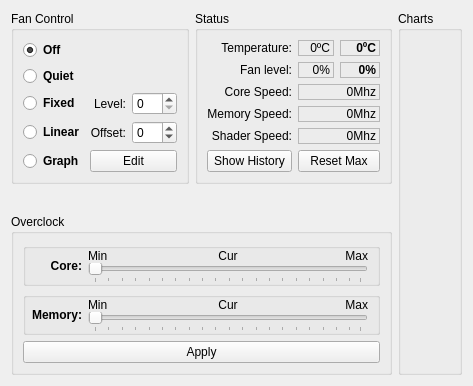
The window that qutefan/qutefan/gputab.ui (loathingKernel/Qutefan) describes before a commit, drawn with Qt 5.
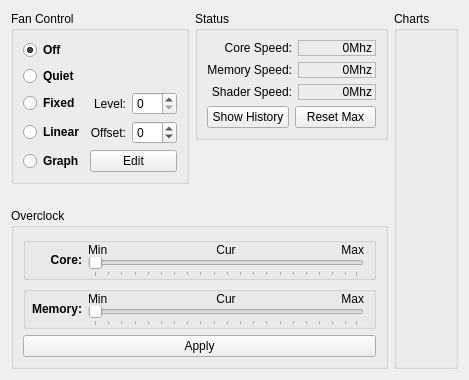
The same window after the commit.

Patch:
```diff
--- a/qutefan/qutefan/gputab.ui
+++ b/qutefan/qutefan/gputab.ui
@@ -25,130 +25,11 @@
      <property name="title">
       <string>Status</string>
      </property>
-     <layout class="QGridLayout" name="gridLayoutStatus">
-      <item row="5" column="1" colspan="2">
-       <widget class="QLabel" name="labelStatusShaderCur">
-        <property name="minimumSize">
-         <size>
-          <width>36</width>
-          <height>0</height>
-         </size>
-        </property>
-        <property name="frameShape">
-         <enum>QFrame::StyledPanel</enum>
-        </property>
-        <property name="frameShadow">
-         <enum>QFrame::Sunken</enum>
-        </property>
-        <property name="text">
-         <string>0Mhz</string>
-        </property>
-        <property name="alignment">
-         <set>Qt::AlignRight|Qt::AlignTrailing|Qt::AlignVCenter</set>
-        </property>
-       </widget>
-      </item>
-      <item row="0" column="2">
-       <widget class="QLabel" name="labelStatusTempMax">
-        <property name="minimumSize">
-         <size>
-          <width>40</width>
-          <height>0</height>
-         </size>
-        </property>
-        <property name="font">
-         <font>
-          <weight>75</weight>
-          <bold>true</bold>
-         </font>
-        </property>
-        <property name="frameShape">
-         <enum>QFrame::StyledPanel</enum>
-        </property>
-        <property name="frameShadow">
-         <enum>QFrame::Sunken</enum>
-        </property>
-        <property name="text">
-         <string>0ºC</string>
-        </property>
-        <property name="alignment">
-         <set>Qt::AlignRight|Qt::AlignTrailing|Qt::AlignVCenter</set>
-        </property>
-       </widget>
-      </item>
-      <item row="4" column="1" colspan="2">
-       <widget class="QLabel" name="labelStatusMemCur">
-        <property name="minimumSize">
-         <size>
-          <width>36</width>
-          <height>0</height>
-         </size>
-        </property>
-        <property name="frameShape">
-         <enum>QFrame::StyledPanel</enum>
-        </property>
-        <property name="frameShadow">
-         <enum>QFrame::Sunken</enum>
-        </property>
-        <property name="text">
-         <string>0Mhz</string>
-        </property>
-        <property name="alignment">
-         <set>Qt::AlignRight|Qt::AlignTrailing|Qt::AlignVCenter</set>
-        </property>
-       </widget>
-      </item>
-      <item row="3" column="1" colspan="2">
-       <widget class="QLabel" name="labelStatusCoreCur">
-        <property name="minimumSize">
-         <size>
-          <width>36</width>
-          <height>0</height>
-         </size>
-        </property>
-        <property name="frameShape">
-         <enum>QFrame::StyledPanel</enum>
-        </property>
-        <property name="frameShadow">
-         <enum>QFrame::Sunken</enum>
-        </property>
-        <property name="text">
-         <string>0Mhz</string>
-        </property>
-        <property name="alignment">
-         <set>Qt::AlignRight|Qt::AlignTrailing|Qt::AlignVCenter</set>
-        </property>
-       </widget>
-      </item>
-      <item row="1" column="2">
-       <widget class="QLabel" name="labelStatusFanMax">
-        <property name="minimumSize">
-         <size>
-          <width>40</width>
-          <height>0</height>
-         </size>
-        </property>
-        <property name="font">
-         <font>
-          <weight>75</weight>
-          <bold>true</bold>
-         </font>
-        </property>
-        <property name="frameShape">
-         <enum>QFrame::StyledPanel</enum>
-        </property>
-        <property name="frameShadow">
-         <enum>QFrame::Sunken</enum>
-        </property>
-        <property name="text">
-         <string>0%</string>
-        </property>
-        <property name="alignment">
-         <set>Qt::AlignRight|Qt::AlignTrailing|Qt::AlignVCenter</set>
-        </property>
-       </widget>
-      </item>
-      <item row="3" column="0">
+     <layout class="QFormLayout" name="formLayoutStatus">
+      <property name="labelAlignment">
+       <set>Qt::AlignRight|Qt::AlignTrailing|Qt::AlignVCenter</set>
+      </property>
+      <item row="0" column="0">
        <widget class="QLabel" name="labelStatusCore">
         <property name="minimumSize">
          <size>
@@ -165,12 +46,12 @@
        </widget>
       </item>
       <item row="0" column="1">
-       <widget class="QLabel" name="labelStatusTempCur">
-        <property name="minimumSize">
-         <size>
-          <width>36</width>
-          <height>0</height>
-         </size>
+       <widget class="QLabel" name="labelStatusCoreCur">
+        <property name="sizePolicy">
+         <sizepolicy hsizetype="Expanding" vsizetype="Preferred">
+          <horstretch>0</horstretch>
+          <verstretch>0</verstretch>
+         </sizepolicy>
         </property>
         <property name="frameShape">
          <enum>QFrame::StyledPanel</enum>
@@ -179,68 +60,14 @@
          <enum>QFrame::Sunken</enum>
         </property>
         <property name="text">
-         <string>0ºC</string>
+         <string>0Mhz</string>
         </property>
         <property name="alignment">
          <set>Qt::AlignRight|Qt::AlignTrailing|Qt::AlignVCenter</set>
         </property>
        </widget>
       </item>
-      <item row="5" column="0">
-       <widget class="QLabel" name="labelStatusShader">
-        <property name="minimumSize">
-         <size>
-          <width>78</width>
-          <height>0</height>
-         </size>
-        </property>
-        <property name="text">
-         <string>Shader Speed:</string>
-        </property>
-        <property name="alignment">
-         <set>Qt::AlignRight|Qt::AlignTrailing|Qt::AlignVCenter</set>
-        </property>
-       </widget>
-      </item>
-      <item row="0" column="0">
-       <widget class="QLabel" name="labelStatusTemp">
-        <property name="minimumSize">
-         <size>
-          <width>78</width>
-          <height>0</height>
-         </size>
-        </property>
-        <property name="text">
-         <string>Temperature:</string>
-        </property>
-        <property name="alignment">
-         <set>Qt::AlignRight|Qt::AlignTrailing|Qt::AlignVCenter</set>
-        </property>
-       </widget>
-      </item>
-      <item row="1" column="1">
-       <widget class="QLabel" name="labelStatusFanCur">
-        <property name="minimumSize">
-         <size>
-          <width>36</width>
-          <height>0</height>
-         </size>
-        </property>
-        <property name="frameShape">
-         <enum>QFrame::StyledPanel</enum>
-        </property>
-        <property name="frameShadow">
-         <enum>QFrame::Sunken</enum>
-        </property>
-        <property name="text">
-         <string>0%</string>
-        </property>
-        <property name="alignment">
-         <set>Qt::AlignRight|Qt::AlignTrailing|Qt::AlignVCenter</set>
-        </property>
-       </widget>
-      </item>
-      <item row="4" column="0">
+      <item row="1" column="0">
        <widget class="QLabel" name="labelStatusMem">
         <property name="minimumSize">
          <size>
@@ -256,8 +83,30 @@
         </property>
        </widget>
       </item>
-      <item row="1" column="0">
-       <widget class="QLabel" name="labelStatusFan">
+      <item row="1" column="1">
+       <widget class="QLabel" name="labelStatusMemCur">
+        <property name="sizePolicy">
+         <sizepolicy hsizetype="Expanding" vsizetype="Preferred">
+          <horstretch>0</horstretch>
+          <verstretch>0</verstretch>
+         </sizepolicy>
+        </property>
+        <property name="frameShape">
+         <enum>QFrame::StyledPanel</enum>
+        </property>
+        <property name="frameShadow">
+         <enum>QFrame::Sunken</enum>
+        </property>
+        <property name="text">
+         <string>0Mhz</string>
+        </property>
+        <property name="alignment">
+         <set>Qt::AlignRight|Qt::AlignTrailing|Qt::AlignVCenter</set>
+        </property>
+       </widget>
+      </item>
+      <item row="2" column="0">
+       <widget class="QLabel" name="labelStatusShader">
         <property name="minimumSize">
          <size>
           <width>78</width>
@@ -265,27 +114,53 @@
          </size>
         </property>
         <property name="text">
-         <string>Fan level:</string>
+         <string>Shader Speed:</string>
         </property>
         <property name="alignment">
          <set>Qt::AlignRight|Qt::AlignTrailing|Qt::AlignVCenter</set>
         </property>
        </widget>
       </item>
-      <item row="6" column="0">
-       <widget class="QPushButton" name="pushButtonChart">
-        <property name="text">
-         <string>Show History</string>
+      <item row="2" column="1">
+       <widget class="QLabel" name="labelStatusShaderCur">
+        <property name="sizePolicy">
+         <sizepolicy hsizetype="Expanding" vsizetype="Preferred">
+          <horstretch>0</horstretch>
+          <verstretch>0</verstretch>
+         </sizepolicy>
         </property>
-       </widget>
-      </item>
-      <item row="6" column="1" colspan="2">
-       <widget class="QPushButton" name="pushButtonReset">
+        <property name="frameShape">
+         <enum>QFrame::StyledPanel</enum>
+        </property>
+        <property name="frameShadow">
+         <enum>QFrame::Sunken</enum>
+        </property>
         <property name="text">
-         <string>Reset Max</string>
+         <string>0Mhz</string>
         </property>
+        <property name="alignment">
+         <set>Qt::AlignRight|Qt::AlignTrailing|Qt::AlignVCenter</set>
+        </property>
        </widget>
       </item>
+      <item row="3" column="0" colspan="2">
+       <layout class="QHBoxLayout" name="horizontalLayoutStatusButtons">
+        <item>
+         <widget class="QPushButton" name="pushButtonChart">
+          <property name="text">
+           <string>Show History</string>
+          </property>
+         </widget>
+        </item>
+        <item>
+         <widget class="QPushButton" name="pushButtonReset">
+          <property name="text">
+           <string>Reset Max</string>
+          </property>
+         </widget>
+        </item>
+       </layout>
+      </item>
      </layout>
     </widget>
    </item>
@@ -378,7 +253,6 @@
            </property>
            <property name="font">
             <font>
-             <weight>75</weight>
              <bold>true</bold>
             </font>
            </property>
@@ -424,7 +298,6 @@
            </property>
            <property name="font">
             <font>
-             <weight>75</weight>
              <bold>true</bold>
             </font>
            </property>
```
Left out of the diff: 5 changed lines with no effect on the pictures.
